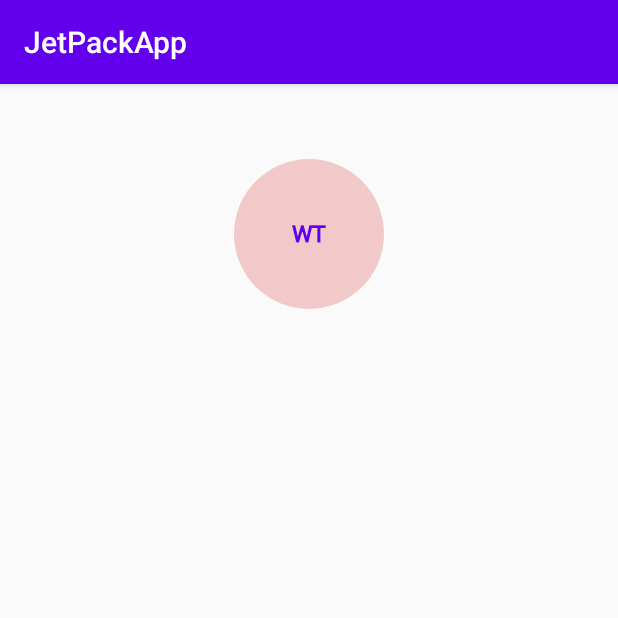
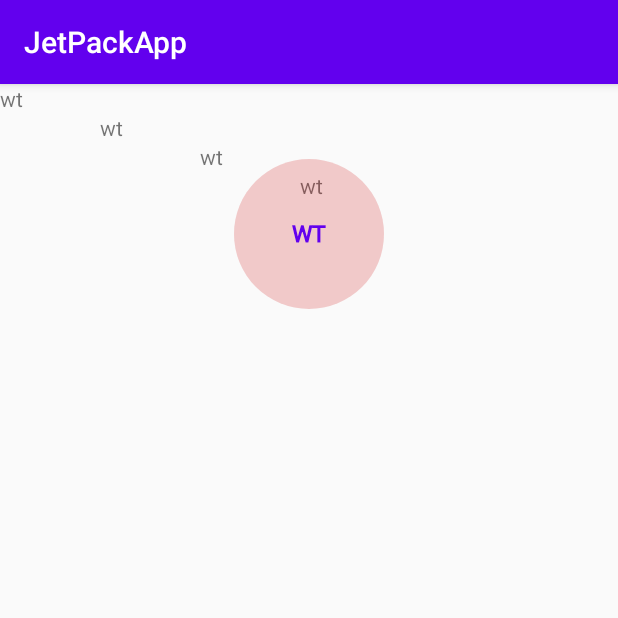
Before and after one commit to EverdayAndroid/jectpack, an Android app: the screen it shows after launch (MainActivity), on a phone screen of 412 x 824 dp, the top half of it. Run offline under Robolectric (Android 15) with nearby library versions, the phone set to English and light mode, and no system bars; our stand-ins replace data binding.

Commit message:
'自定义ViewGoup'

```diff
--- a/app/src/main/java/com/example/jetpackapp/MainActivity.kt
+++ b/app/src/main/java/com/example/jetpackapp/MainActivity.kt
@@ -32,7 +32,7 @@ class MainActivity : BaseActivity<MainActivityModel,ActivityMainBinding>(),View.
 
     override fun initData() {
         mModel.load()
-        window.attributes.width
+
     }
 
     override fun onClick(v: View?) {
--- a/app/src/main/java/com/example/jetpackapp/base/CustomView.kt
+++ b/app/src/main/java/com/example/jetpackapp/base/CustomView.kt
@@ -91,7 +91,7 @@ class CustomView : View {
 
     private fun initPaint(){
         maxWidth = context.resources.displayMetrics.widthPixels
-        maxHeight = DisplayUtils.getHeightPixels()-DisplayUtils.getNavigationBarHeight()
+        maxHeight = DisplayUtils.getHeightPixels()-DisplayUtils.getNavigationBarHeight()-DisplayUtils.getStatusBarHeight()
         maxTop = top
         mPaint.color = circle_color
         mPaint.strokeWidth = borderWidth
@@ -127,6 +127,7 @@ class CustomView : View {
 
     override fun onDraw(canvas: Canvas?) {
         super.onDraw(canvas)
+        Log.e("TAG","onDraw")
         val viewX = -custome_widht/2
         val viewY = -custome_height/2
         canvas?.translate(viewX,viewY)
@@ -139,6 +140,10 @@ class CustomView : View {
 //        }
     }
 
+    override fun onMeasure(widthMeasureSpec: Int, heightMeasureSpec: Int) {
+        super.onMeasure(widthMeasureSpec, heightMeasureSpec)
+        Log.e("TAG","onMeasure")
+    }
     override fun layout(l: Int, t: Int, r: Int, b: Int) {
         super.layout(l, t, r, b)
     }
@@ -178,7 +183,7 @@ class CustomView : View {
             b = (t+custome_height).toInt()
             if(b > maxHeight){
                 b = maxHeight
-                t = maxHeight-height
+                t = maxHeight-custome_height.toInt()
                 Log.e("TAG","t=$t  getBottom=$bottom")
             }
             layout(l,t,r,b)
--- /dev/null
+++ b/app/src/main/java/com/example/jetpackapp/base/MyViewGroup.kt
@@ -0,0 +1,99 @@
+package com.example.jetpackapp.base
+
+import android.content.Context
+import android.util.AttributeSet
+import android.view.ViewGroup
+import java.lang.Math.max
+
+/**
+  * @date: 2020/5/10
+  * @author: wangTao
+  * @email: wangtaohandsome@gmail.com
+  * @desc:  1.ViewGroup开始测量自己的尺寸
+ * 2.为每个子View计算测量的限制信息
+ * 3.把上一步确定的限制信息，传递给每一个子View，然后子View开始measure自己的尺寸
+ * 4.获取子View测量完成后的尺寸
+ * 5.ViewGroup根据自身的情况，计算自己的尺寸
+ * 6.保存自身的尺寸
+ */
+class MyViewGroup : ViewGroup {
+    constructor(context: Context?) : super(context)
+    constructor(context: Context?, attrs: AttributeSet?) : super(
+        context,
+        attrs
+    )
+    override fun onMeasure(widthMeasureSpec: Int, heightMeasureSpec: Int) {
+        //1.测量自身
+        super.onMeasure(widthMeasureSpec, heightMeasureSpec)
+        //2.为每个子View计算测量的限制信息 Mode / Size
+        var widthMode = MeasureSpec.getMode(widthMeasureSpec)
+        var widthSize = MeasureSpec.getSize(widthMeasureSpec)
+
+        var heightMode = MeasureSpec.getMode(heightMeasureSpec)
+        var heightSize = MeasureSpec.getSize(heightMeasureSpec)
+        //3.把上一步确定的限制信息，传递给每一个子View，然后子View开始measure
+        //自己的尺寸
+        val childCount = childCount
+        for (index in 0 until childCount){
+            val child = getChildAt(index)
+            val layoutParams = child.layoutParams
+            //通过父类spec获取child spec
+            val childWidthSpec = getChildMeasureSpec(widthMeasureSpec, 0, layoutParams.width)
+            val childHeightSpec = getChildMeasureSpec(heightMeasureSpec, 0, layoutParams.height)
+            //子View进行测量
+            child.measure(childWidthSpec,childHeightSpec)
+        }
+        var width = 0
+        var height = 0
+        //4.获取子View测量完成后的尺寸
+        //5.ViewGroup根据自身的情况，计算自己的尺寸
+        when(widthMode){
+            //精准模式
+            MeasureSpec.EXACTLY -> width = widthSize
+            MeasureSpec.UNSPECIFIED , MeasureSpec.AT_MOST -> {
+                for (index in 0 until childCount){
+                    val child = getChildAt(index)
+                    val widthAddOffset = index*100 + child.measuredWidth
+                    getHeight()
+                    width = width.coerceAtLeast(widthAddOffset)
+                    height += child.measuredHeight
+                }
+            }
+            else -> {
+
+            }
+        }
+        //6.保存自身的尺寸
+        setMeasuredDimension(width,height)
+    }
+
+
+    override fun onLayout(
+        changed: Boolean,
+        l: Int,
+        t: Int,
+        r: Int,
+        b: Int
+    ) {
+        //1.遍历子View for
+        //2.确定自己的规则
+        //3.子View的测量尺寸
+        //4.left,top,right,bottom
+        //5.child.layout
+        var left = 0
+        var top = 0
+        var right = 0
+        var bottom = 0
+
+        val childCount = childCount
+        for (index in 0 until  childCount){
+            val child = getChildAt(index)
+            left = index * 100
+            right = left+child.measuredWidth
+            bottom = top+child.measuredHeight
+            child.layout(left,top,right,bottom)
+            top += child.measuredHeight
+        }
+
+    }
+}
--- a/app/src/main/java/com/example/jetpackapp/utils/DisplayUtils.kt
+++ b/app/src/main/java/com/example/jetpackapp/utils/DisplayUtils.kt
@@ -46,4 +46,15 @@ object DisplayUtils {
         var height = resources.getDimensionPixelSize(resourceId);
         return height
     }
+
+    /**
+     * 获取手机状态栏高度
+     * @return height
+     */
+    fun getStatusBarHeight():Int{
+        val resources = JetPackApplication.application.applicationContext.resources
+        var resourceId= resources.getIdentifier("status_bar_height","dimen","android");
+        var height = resources.getDimensionPixelSize(resourceId);
+        return height
+    }
 }
--- a/app/src/main/res/layout/activity_main.xml
+++ b/app/src/main/res/layout/activity_main.xml
@@ -14,6 +14,30 @@
         android:layout_width="match_parent"
         android:layout_height="match_parent"
         tools:context=".MainActivity">
+        <com.example.jetpackapp.base.MyViewGroup
+            android:layout_width="match_parent"
+            android:layout_height="match_parent"
+            app:layout_constraintTop_toTopOf="parent"
+            app:layout_constraintLeft_toLeftOf="parent"
+            app:layout_constraintRight_toRightOf="parent"
+            app:layout_constraintBottom_toBottomOf="parent">
+            <TextView
+                android:layout_width="wrap_content"
+                android:layout_height="wrap_content"
+                android:text="wt"/>
+            <TextView
+                android:layout_width="wrap_content"
+                android:layout_height="wrap_content"
+                android:text="wt"/>
+            <TextView
+                android:layout_width="wrap_content"
+                android:layout_height="wrap_content"
+                android:text="wt"/>
+            <TextView
+                android:layout_width="wrap_content"
+                android:layout_height="wrap_content"
+                android:text="wt"/>
+        </com.example.jetpackapp.base.MyViewGroup>
 
         <EditText
             android:layout_width="wrap_content"
```
